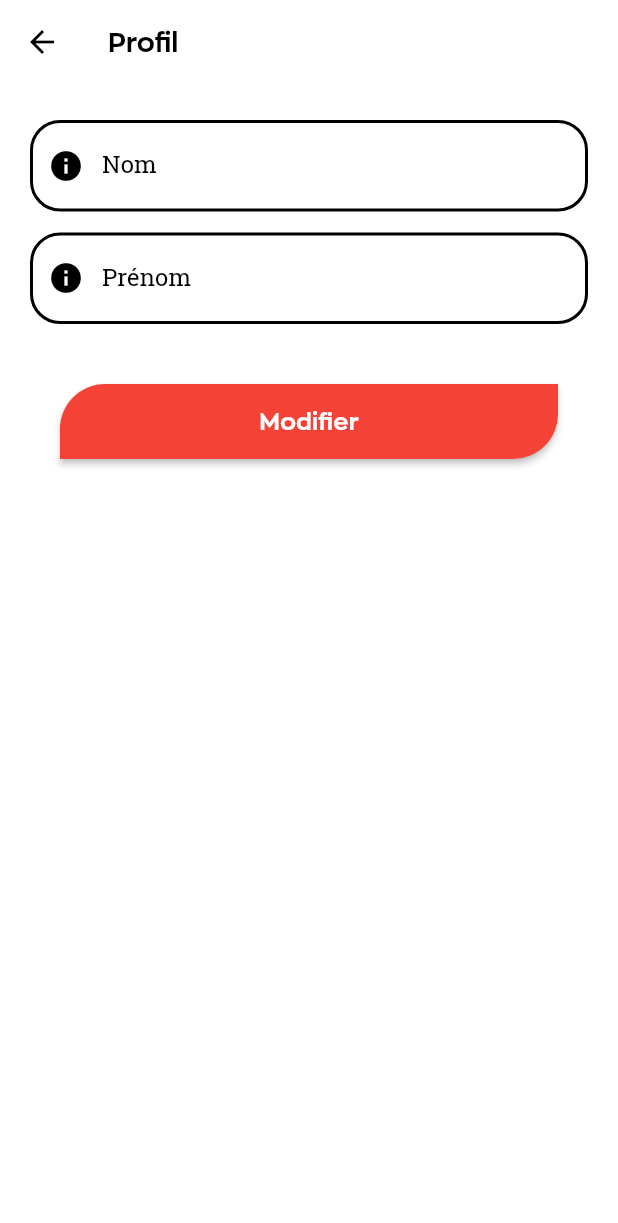
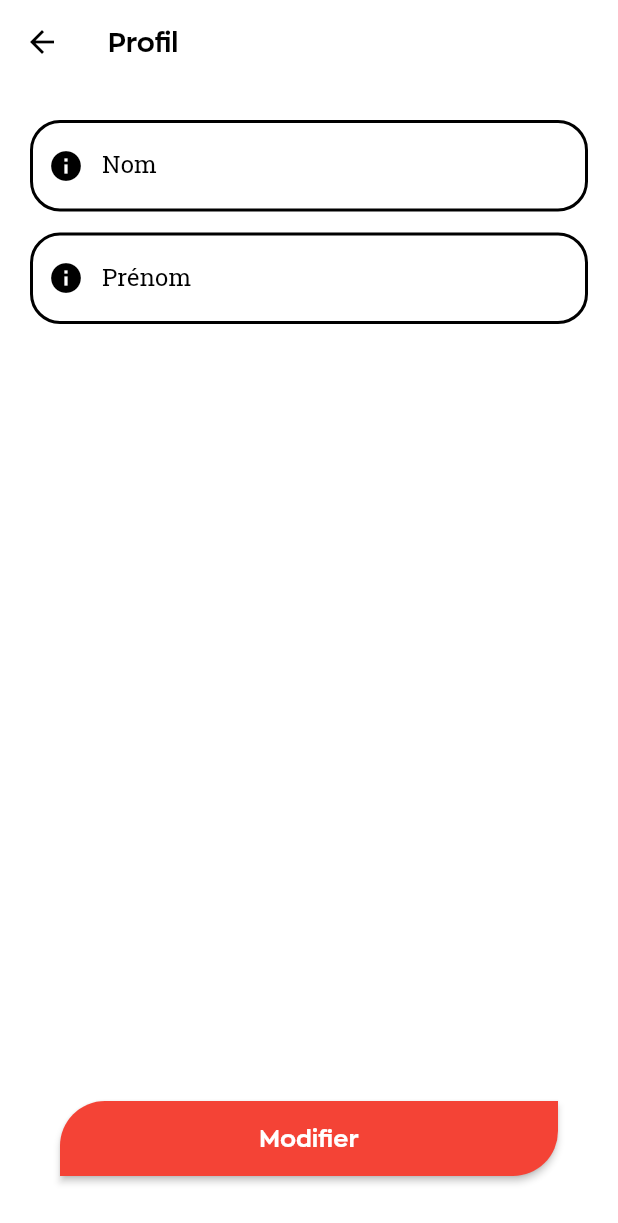
Before and after one commit to Zied-Dahmani/monitor-current, a Flutter app: the ProfileScreen screen opened by its route, on a phone screen of 412 x 824 dp. Shown: the top 1223 px of the screen. Run offline on Flutter 3.47's test engine with Material 2 defaults, Android fonts, the phone set to English and light mode, and no system bars; our stand-ins replace charts_flutter, font_awesome_flutter, image_picker, shared_preferences, syncfusion_flutter_charts; missing offline and left inert: mailer; accounts and stored records are empty; network calls fail.

Commit message:
2nd Commit

```diff
--- a/lib/screens/intro/forgotten_password_screen.dart
+++ b/lib/screens/intro/forgotten_password_screen.dart
@@ -47,6 +47,7 @@ class _ForgottenPasswordScreenState extends State<ForgottenPasswordScreen> {
 
                 Logo(),
 
+                SizedBox(height: 14),
                 if(_password)
                   TextFormFieldWidget(controller:_password1Controller,icon:Icons.lock,labelText:"Mot de passe",hintText: "",
                     inputType: TextInputType.text,obscureText: true),
--- a/lib/screens/machine/settings_screen.dart
+++ b/lib/screens/machine/settings_screen.dart
@@ -68,7 +68,6 @@ class _SettingsScreenState extends State<SettingsScreen> {
                       editMachine();
                   }
                   ),
-                  SizedBox(height: 20)
                 ],
               ),
             ),
--- a/lib/screens/user/add__edit_controller_screen.dart
+++ b/lib/screens/user/add__edit_controller_screen.dart
@@ -93,7 +93,6 @@ class _AddEditControllerScreenState extends State<AddEditControllerScreen> {
                           else editController();
                       }
                       ),
-                      SizedBox(height: 20)
                     ],
                   ),
                 ),
--- a/lib/screens/user/controllers_screen.dart
+++ b/lib/screens/user/controllers_screen.dart
@@ -64,7 +64,7 @@ class _ControllersScreenState extends State<ControllersScreen> {
                                   Icon(Icons.person,size: 26),
                                   SizedBox(width: 14),
                                   TextWidget(text:_controllersList[i].getLastName(),color: kblack,bold: false,size: 16.0,shadow: false),
-                                  SizedBox(width: 14),
+                                  SizedBox(width: 6),
                                   TextWidget(text:_controllersList[i].getFirstName(),color: kblack,bold: false,size: 16.0,shadow: false),
                                 ],
                               ),
--- a/lib/screens/user/profile_screen.dart
+++ b/lib/screens/user/profile_screen.dart
@@ -39,12 +39,6 @@ class _ProfileScreenState extends State<ProfileScreen> {
               margin: EdgeInsets.symmetric(horizontal: 20,vertical: 20),
               child: Form(
                 key: _Formkey,
-                child: NotificationListener<OverscrollIndicatorNotification>(
-                  onNotification: (OverscrollIndicatorNotification overscroll) {
-                    overscroll.disallowGlow();
-                    return true;
-                  },
-                  child: SingleChildScrollView(
                 child: Column(
                   children: [
                     TextFormFieldWidget(controller:_lastNameController,icon:Icons.info,labelText:"Nom",hintText: "",
@@ -53,7 +47,8 @@ class _ProfileScreenState extends State<ProfileScreen> {
                     TextFormFieldWidget(controller:_firstNameController,icon:Icons.info,labelText:"Prénom",hintText: "",
                         inputType: TextInputType.number),
 
-                        SizedBox(height: 40),
+                    //SizedBox(height: 40),
+                    Spacer(),
                     ButtonWidget(text: "Modifier",width: MediaQuery.of(context).size.width-80,fontsize: 16.0,function: ()
                     {
                       if(_Formkey.currentState!.validate())
@@ -62,8 +57,6 @@ class _ProfileScreenState extends State<ProfileScreen> {
                     ),
                     SizedBox(height: 20)
                   ],
-                    ),
-                  ),
                 ),
               )
           )
--- a/lib/utilities/constants.dart
+++ b/lib/utilities/constants.dart
@@ -9,4 +9,4 @@ const kred = Colors.red;
 const klightGrey = const Color(0xFFf6f6f6);
 
 
-const url = 'http://192.168.1.4:8080/pfe';
+const url = 'http://192.168.1.5:8080/pfe';
--- a/lib/widgets/drawer/drawer.dart
+++ b/lib/widgets/drawer/drawer.dart
@@ -52,7 +52,7 @@ class DrawerWidget extends StatelessWidget {
                   DrawerListTile(icon: Icons.person, color: kblack, text: "Profil", function: () => Navigator.pushNamed(context,ProfileScreen.id)),
 
                   if(isAdmin)
-                  DrawerListTile(icon: Icons.people, color: kblack, text: "Controlleurs", function: () => Navigator.pushNamed(context,ControllersScreen.id)),
+                  DrawerListTile(icon: Icons.people, color: kblack, text: "Contrôleurs", function: () => Navigator.pushNamed(context,ControllersScreen.id)),
 
                   DrawerListTile(icon: Icons.logout, color: kblack, text: "Se Déconnecter",
                     function: () async {
```
Lines whose indentation alone changed are shown as unchanged.
